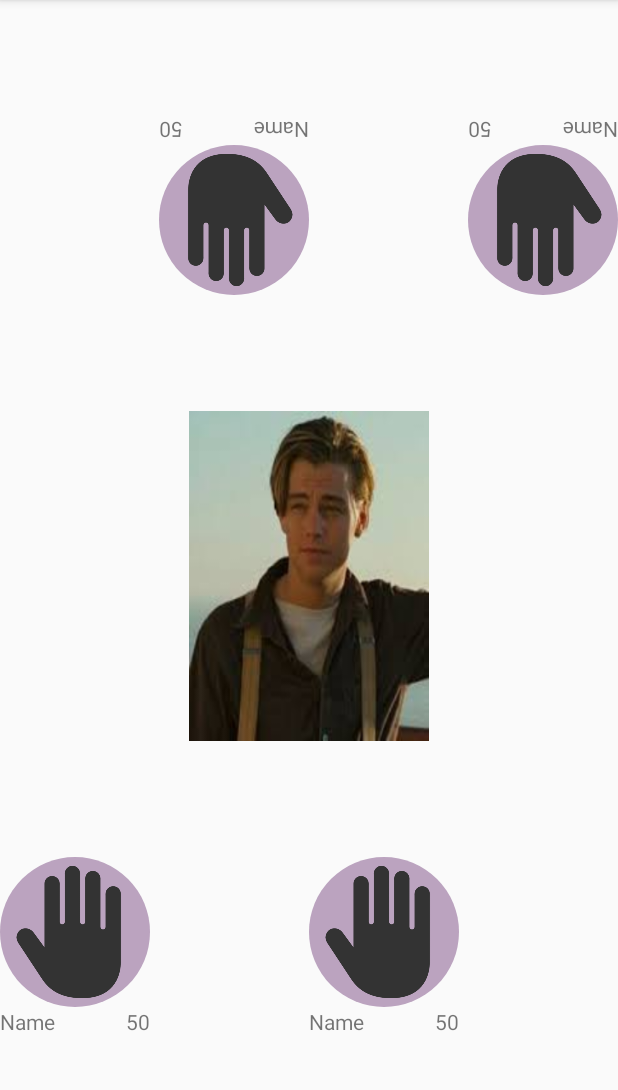
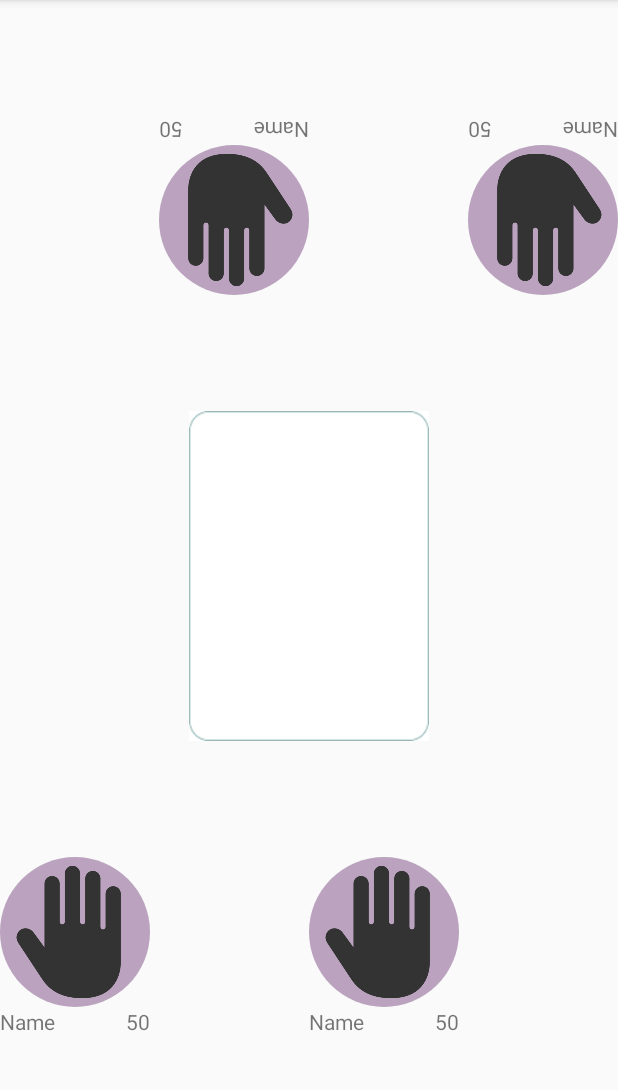
Before and after one commit to RXtr/3750SlapJack, an Android app: the CenterFragment screen opened directly, with no data from a screen before it, on a phone screen of 412 x 824 dp, the part 84-1174 px from its top. Run offline under Robolectric (Android 15) with nearby library versions, the phone set to English and light mode, and no system bars; 4 statements that could not run were skipped.

Commit message:
added blank template to represent empty file

```diff
--- a/app/src/main/java/com/example/robbie/cs3750slapjack/CenterFragment.java
+++ b/app/src/main/java/com/example/robbie/cs3750slapjack/CenterFragment.java
@@ -48,6 +48,11 @@ public class CenterFragment extends Fragment {
     {
         String path = cardName;
         cardPile.setImageResource((int)cardMap.get(cardName));
+    }
+
+    public void showBlank()
+    {
+        cardPile.setImageResource(R.drawable.card_template);
     }
 
     public void buildMap()
--- a/app/src/main/java/com/example/robbie/cs3750slapjack/GameActivity.java
+++ b/app/src/main/java/com/example/robbie/cs3750slapjack/GameActivity.java
@@ -111,6 +111,7 @@ public class GameActivity extends AppCompatActivity {
     public void playerSlap(int slapIndex)
     {
         HandFragment fa;
+        CenterFragment ca;
 
         if(game.getCenterPile().CardCount() == 0)
             return;
@@ -120,7 +121,10 @@ public class GameActivity extends AppCompatActivity {
 
         if(game.isAJack(game.getCenterPile().getBottomCard()) || game.isAPair())
         {
+            ca = (CenterFragment)getSupportFragmentManager().findFragmentByTag("pileFragment");
             game.awardCards(slapper);
+            ca.showBlank();
+
         }
         else
         {
--- a/app/src/main/res/layout/fragment_center.xml
+++ b/app/src/main/res/layout/fragment_center.xml
@@ -10,7 +10,7 @@
         android:scaleType="fitXY"
         android:layout_width="160dp"
         android:layout_height="220dp"
-        app:srcCompat="@drawable/jack"
+        app:srcCompat="@drawable/card_template"
         android:layout_centerVertical="true"
         android:layout_centerHorizontal="true"
         android:id="@+id/cardPile" />
```
